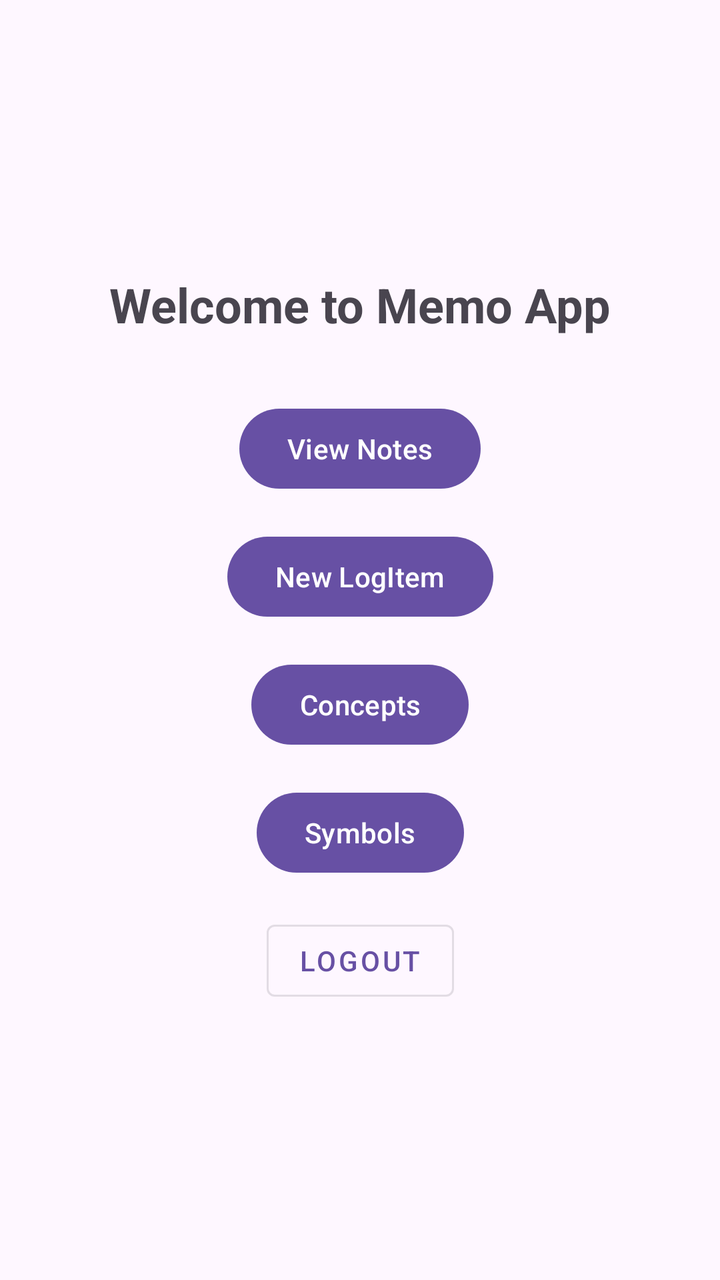
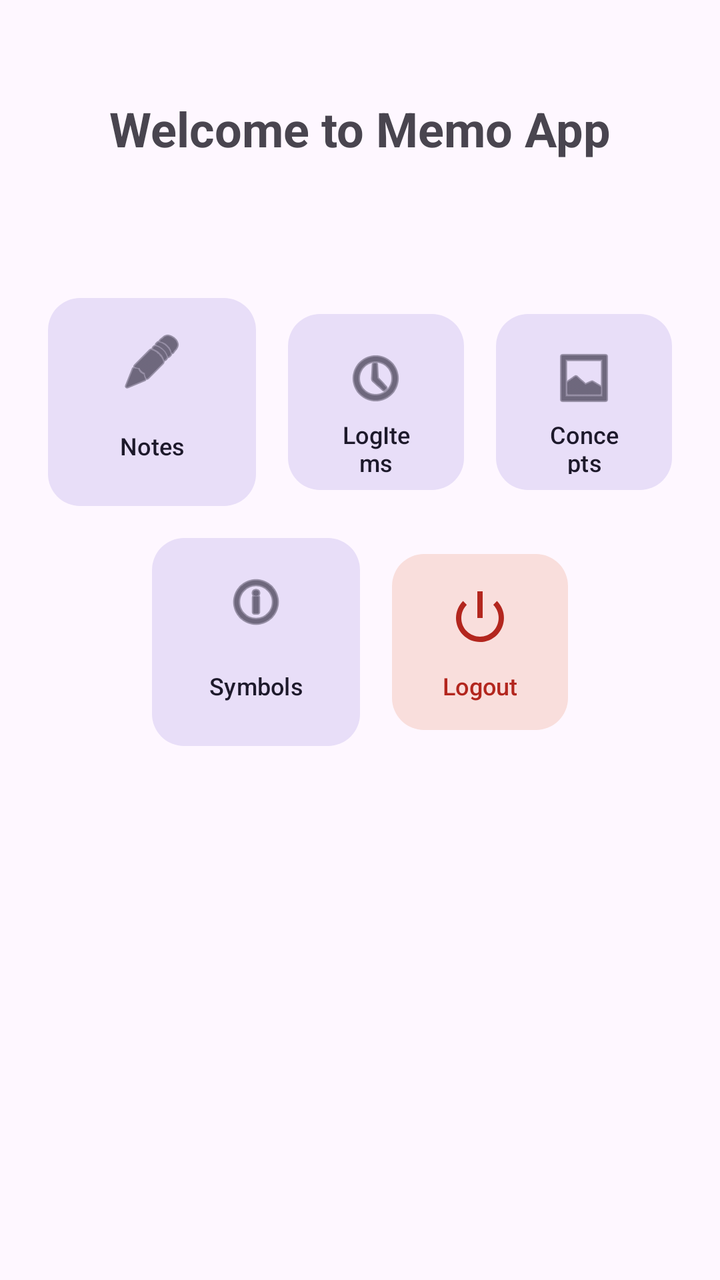

Before-and-after screenshots of an Android layout around one commit, followed by the original layout XML and the change that was made.
<!-- AndroidManifest.xml: application theme Theme.MemoApp -->
<!-- res/layout/fragment_home.xml -->
<?xml version="1.0" encoding="utf-8"?>
<androidx.constraintlayout.widget.ConstraintLayout xmlns:android="http://schemas.android.com/apk/res/android"
    xmlns:app="http://schemas.android.com/apk/res-auto"
    xmlns:tools="http://schemas.android.com/tools"
    android:layout_width="match_parent"
    android:layout_height="match_parent"
    tools:context=".HomeFragment">

    <TextView
        android:id="@+id/text_home_title"
        android:layout_width="wrap_content"
        android:layout_height="wrap_content"
        android:text="Welcome to Memo App"
        android:textSize="24sp"
        android:textStyle="bold"
        app:layout_constraintBottom_toTopOf="@+id/button_to_notes"
        app:layout_constraintEnd_toEndOf="parent"
        app:layout_constraintStart_toStartOf="parent"
        app:layout_constraintTop_toTopOf="parent"
        app:layout_constraintVertical_chainStyle="packed" />

    <Button
        android:id="@+id/button_to_notes"
        android:layout_width="wrap_content"
        android:layout_height="wrap_content"
        android:layout_marginTop="32dp"
        android:text="View Notes"
        app:layout_constraintBottom_toTopOf="@+id/button_to_log_item"
        app:layout_constraintEnd_toEndOf="parent"
        app:layout_constraintStart_toStartOf="parent"
        app:layout_constraintTop_toBottomOf="@+id/text_home_title" />

    <Button
        android:id="@+id/button_to_log_item"
        android:layout_width="wrap_content"
        android:layout_height="wrap_content"
        android:layout_marginTop="16dp"
        android:text="New LogItem"
        app:layout_constraintBottom_toTopOf="@+id/button_to_concepts"
        app:layout_constraintEnd_toEndOf="parent"
        app:layout_constraintStart_toStartOf="parent"
        app:layout_constraintTop_toBottomOf="@+id/button_to_notes" />

    <Button
        android:id="@+id/button_to_concepts"
        android:layout_width="wrap_content"
        android:layout_height="wrap_content"
        android:layout_marginTop="16dp"
        android:text="Concepts"
        app:layout_constraintBottom_toTopOf="@+id/button_to_symbols"
        app:layout_constraintEnd_toEndOf="parent"
        app:layout_constraintStart_toStartOf="parent"
        app:layout_constraintTop_toBottomOf="@+id/button_to_log_item" />

    <Button
        android:id="@+id/button_to_symbols"
        android:layout_width="wrap_content"
        android:layout_height="wrap_content"
        android:layout_marginTop="16dp"
        android:text="Symbols"
        app:layout_constraintBottom_toTopOf="@+id/button_logout"
        app:layout_constraintEnd_toEndOf="parent"
        app:layout_constraintStart_toStartOf="parent"
        app:layout_constraintTop_toBottomOf="@+id/button_to_concepts" />

    <Button
        android:id="@+id/button_logout"
        android:layout_width="wrap_content"
        android:layout_height="wrap_content"
        android:layout_marginTop="16dp"
        android:text="Logout"
        style="@style/Widget.MaterialComponents.Button.OutlinedButton"
        app:layout_constraintBottom_toBottomOf="parent"
        app:layout_constraintEnd_toEndOf="parent"
        app:layout_constraintStart_toStartOf="parent"
        app:layout_constraintTop_toBottomOf="@+id/button_to_symbols" />

</androidx.constraintlayout.widget.ConstraintLayout>
<!-- resources referenced by this layout -->
<resources>
  <style name="Theme.MemoApp" parent="Base.Theme.MemoApp" />
  <style name="Base.Theme.MemoApp" parent="Theme.Material3.DayNight.NoActionBar">
          
          
      </style>
</resources>

<!-- the commit's change to res/layout/fragment_home.xml (unified diff, before → after) -->
@@ -4,75 +4,151 @@
     xmlns:tools="http://schemas.android.com/tools"
     android:layout_width="match_parent"
     android:layout_height="match_parent"
+    android:padding="16dp"
     tools:context=".HomeFragment">
 
     <TextView
         android:id="@+id/text_home_title"
         android:layout_width="wrap_content"
         android:layout_height="wrap_content"
+        android:layout_marginTop="32dp"
         android:text="Welcome to Memo App"
         android:textSize="24sp"
         android:textStyle="bold"
-        app:layout_constraintBottom_toTopOf="@+id/button_to_notes"
         app:layout_constraintEnd_toEndOf="parent"
         app:layout_constraintStart_toStartOf="parent"
-        app:layout_constraintTop_toTopOf="parent"
+        app:layout_constraintTop_toTopOf="parent" />
+
+    
+    <com.google.android.material.button.MaterialButton
+        android:id="@+id/button_to_notes"
+        style="@style/Widget.Material3.Button.TonalButton"
+        android:layout_width="0dp"
+        android:layout_height="0dp"
+        android:layout_margin="8dp"
+        android:paddingTop="16dp"
+        android:paddingBottom="8dp"
+        android:insetTop="0dp"
+        android:insetBottom="0dp"
+        android:text="Notes"
+        android:textAllCaps="false"
+        android:textSize="12sp"
+        app:cornerRadius="16dp"
+        app:icon="@android:drawable/ic_menu_edit"
+        app:iconGravity="top"
+        app:iconPadding="4dp"
+        app:iconSize="32dp"
+        app:layout_constraintDimensionRatio="1:1"
+        app:layout_constraintEnd_toStartOf="@+id/button_to_log_item"
+        app:layout_constraintHorizontal_chainStyle="packed"
+        app:layout_constraintStart_toStartOf="parent"
+        app:layout_constraintTop_toBottomOf="@+id/text_home_title"
+        app:layout_constraintBottom_toTopOf="@+id/button_to_symbols"
+        app:layout_constraintVertical_bias="0.2"
         app:layout_constraintVertical_chainStyle="packed" />
 
-    <Button
-        android:id="@+id/button_to_notes"
-        android:layout_width="wrap_content"
-        android:layout_height="wrap_content"
-        android:layout_marginTop="32dp"
-        android:text="View Notes"
-        app:layout_constraintBottom_toTopOf="@+id/button_to_log_item"
+
+    <com.google.android.material.button.MaterialButton
+        android:id="@+id/button_to_log_item"
+        style="@style/Widget.Material3.Button.TonalButton"
+        android:layout_width="0dp"
+        android:layout_height="0dp"
+        android:layout_margin="8dp"
+        android:paddingTop="16dp"
+        android:paddingBottom="8dp"
+        android:insetTop="0dp"
+        android:insetBottom="0dp"
+        android:text="LogItems"
+        android:textAllCaps="false"
+        android:textSize="12sp"
+        app:cornerRadius="16dp"
+        app:icon="@android:drawable/ic_menu_recent_history"
+        app:iconGravity="top"
+        app:iconPadding="4dp"
+        app:iconSize="32dp"
+        app:layout_constraintDimensionRatio="1:1"
+        app:layout_constraintEnd_toStartOf="@+id/button_to_concepts"
+        app:layout_constraintStart_toEndOf="@+id/button_to_notes"
+        app:layout_constraintTop_toTopOf="@+id/button_to_notes"
+        app:layout_constraintBottom_toBottomOf="@+id/button_to_notes" />
+
+    <com.google.android.material.button.MaterialButton
+        android:id="@+id/button_to_concepts"
+        style="@style/Widget.Material3.Button.TonalButton"
+        android:layout_width="0dp"
+        android:layout_height="0dp"
+        android:layout_margin="8dp"
+        android:paddingTop="16dp"
+        android:paddingBottom="8dp"
+        android:insetTop="0dp"
+        android:insetBottom="0dp"
+        android:text="Concepts"
+        android:textAllCaps="false"
+        android:textSize="12sp"
+        app:cornerRadius="16dp"
+        app:icon="@android:drawable/ic_menu_gallery"
+        app:iconGravity="top"
+        app:iconPadding="4dp"
+        app:iconSize="32dp"
+        app:layout_constraintDimensionRatio="1:1"
         app:layout_constraintEnd_toEndOf="parent"
+        app:layout_constraintStart_toEndOf="@+id/button_to_log_item"
+        app:layout_constraintTop_toTopOf="@+id/button_to_notes"
+        app:layout_constraintBottom_toBottomOf="@+id/button_to_notes" />
+
+    
+    <com.google.android.material.button.MaterialButton
+        android:id="@+id/button_to_symbols"
+        style="@style/Widget.Material3.Button.TonalButton"
+        android:layout_width="0dp"
+        android:layout_height="0dp"
+        android:layout_margin="8dp"
+        android:paddingTop="16dp"
+        android:paddingBottom="8dp"
+        android:insetTop="0dp"
+        android:insetBottom="0dp"
+        android:text="Symbols"
+        android:textAllCaps="false"
+        android:textSize="12sp"
+        app:cornerRadius="16dp"
+        app:icon="@android:drawable/ic_menu_info_details"
+        app:iconGravity="top"
+        app:iconPadding="4dp"
+        app:iconSize="32dp"
+        app:layout_constraintBottom_toBottomOf="parent"
+        app:layout_constraintDimensionRatio="1:1"
+        app:layout_constraintEnd_toStartOf="@+id/button_logout"
+        app:layout_constraintHorizontal_chainStyle="packed"
         app:layout_constraintStart_toStartOf="parent"
-        app:layout_constraintTop_toBottomOf="@+id/text_home_title" />
+        app:layout_constraintTop_toBottomOf="@+id/button_to_notes"
+        app:layout_constraintVertical_bias="0" />
 
-    <Button
-        android:id="@+id/button_to_log_item"
-        android:layout_width="wrap_content"
-        android:layout_height="wrap_content"
-        android:layout_marginTop="16dp"
-        android:text="New LogItem"
-        app:layout_constraintBottom_toTopOf="@+id/button_to_concepts"
+    <com.google.android.material.button.MaterialButton
+        android:id="@+id/button_logout"
+        style="@style/Widget.Material3.Button.TonalButton"
+        android:layout_width="0dp"
+        android:layout_height="0dp"
+        android:layout_margin="8dp"
+        android:paddingTop="16dp"
+        android:paddingBottom="8dp"
+        android:insetTop="0dp"
+        android:insetBottom="0dp"
+        android:text="Logout"
+        android:textAllCaps="false"
+        android:textSize="12sp"
+        app:cornerRadius="16dp"
+        app:icon="@android:drawable/ic_lock_power_off"
+        app:iconGravity="top"
+        app:iconPadding="4dp"
+        app:iconSize="32dp"
+        app:backgroundTint="?attr/colorErrorContainer"
+        app:iconTint="?attr/colorError"
+        android:textColor="?attr/colorError"
+        app:layout_constraintDimensionRatio="1:1"
         app:layout_constraintEnd_toEndOf="parent"
-        app:layout_constraintStart_toStartOf="parent"
-        app:layout_constraintTop_toBottomOf="@+id/button_to_notes" />
-
-    <Button
-        android:id="@+id/button_to_concepts"
-        android:layout_width="wrap_content"
-        android:layout_height="wrap_content"
-        android:layout_marginTop="16dp"
-        android:text="Concepts"
-        app:layout_constraintBottom_toTopOf="@+id/button_to_symbols"
-        app:layout_constraintEnd_toEndOf="parent"
-        app:layout_constraintStart_toStartOf="parent"
-        app:layout_constraintTop_toBottomOf="@+id/button_to_log_item" />
-
-    <Button
-        android:id="@+id/button_to_symbols"
-        android:layout_width="wrap_content"
-        android:layout_height="wrap_content"
-        android:layout_marginTop="16dp"
-        android:text="Symbols"
-        app:layout_constraintBottom_toTopOf="@+id/button_logout"
-        app:layout_constraintEnd_toEndOf="parent"
-        app:layout_constraintStart_toStartOf="parent"
-        app:layout_constraintTop_toBottomOf="@+id/button_to_concepts" />
-
-    <Button
-        android:id="@+id/button_logout"
-        android:layout_width="wrap_content"
-        android:layout_height="wrap_content"
-        android:layout_marginTop="16dp"
-        android:text="Logout"
-        style="@style/Widget.MaterialComponents.Button.OutlinedButton"
-        app:layout_constraintBottom_toBottomOf="parent"
-        app:layout_constraintEnd_toEndOf="parent"
-        app:layout_constraintStart_toStartOf="parent"
-        app:layout_constraintTop_toBottomOf="@+id/button_to_symbols" />
+        app:layout_constraintHorizontal_bias="0.5"
+        app:layout_constraintStart_toEndOf="@+id/button_to_symbols"
+        app:layout_constraintTop_toTopOf="@+id/button_to_symbols"
+        app:layout_constraintBottom_toBottomOf="@+id/button_to_symbols" />
 
 </androidx.constraintlayout.widget.ConstraintLayout>
